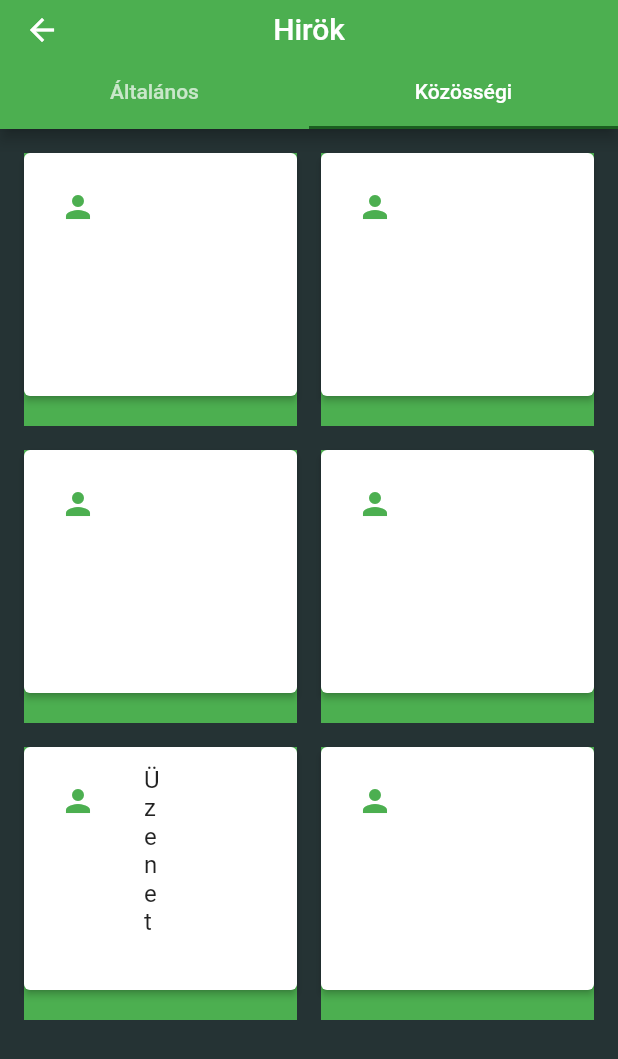
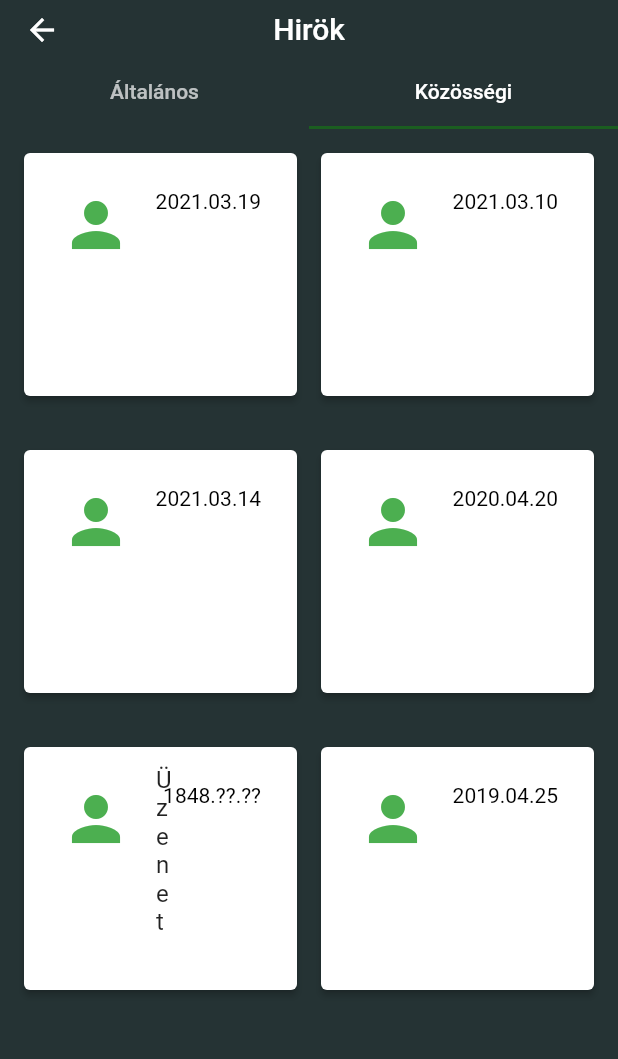
Before and after one commit to FutureCity-greenpeas/dugnad, a Flutter app: the News screen opened directly, tab 2 chosen, on a phone screen of 412 x 824 dp. Shown: the top 1059 px of the screen. Run offline on Flutter 3.47's test engine with Material 2 defaults, Android fonts, the phone set to English and light mode, and no system bars; our stand-ins replace hexcolor.

Commit message:
community news update

```diff
--- a/dugnad/lib/Home.dart
+++ b/dugnad/lib/Home.dart
@@ -188,7 +188,7 @@ class HomeScreen extends StatelessWidget {
                                                             fontSize: 16),
                                                       ),
                                                       Text(
-                                                        "A havi közösségi\ntevékenységgel kapcsolatos\nlegújabb információk\nelérhetővé váltak.\nReméljük sokatokkal\ntalálkozunk",
+                                                        "A havi közösségi\ntevékenységgel \nkapcsolatos\nlegújabb információk\nelérhetővé váltak.\nReméljük sokatokkal\ntalálkozunk",
                                                         style: TextStyle(
                                                             fontWeight:
                                                                 FontWeight
--- a/dugnad/lib/main.dart
+++ b/dugnad/lib/main.dart
@@ -17,6 +17,9 @@ class MyApp extends StatelessWidget {
           //fontFamily: 'Alegreya',
           textTheme: TextTheme(
             bodyText2: TextStyle(color: Colors.white),
+          ),
+          appBarTheme: AppBarTheme(
+            backgroundColor: HexColor("253334"),
           ),
           iconTheme: IconThemeData(color: Colors.white),
           scaffoldBackgroundColor: HexColor("253334")),
--- a/dugnad/lib/news/listCard.dart
+++ b/dugnad/lib/news/listCard.dart
@@ -11,10 +11,14 @@ Widget listcard(ListItem item) {
         leading: Icon(
           Icons.person,
           color: Colors.green,
+          size: 48.0,
         ),
         title: Text(item.title),
         subtitle: Text(item.author),
-        trailing: Text(item.date),
+        trailing: Text(
+          item.date,
+          style: TextStyle(color: Colors.black),
+        ),
       ),
     ),
   );
--- a/dugnad/lib/news/news.dart
+++ b/dugnad/lib/news/news.dart
@@ -75,6 +75,7 @@ class _NewsState extends State<News> with SingleTickerProviderStateMixin {
   Widget build(BuildContext context) {
     return Scaffold(
         appBar: AppBar(
+          elevation: 0.0,
           title: Text("Hirök"),
           centerTitle: true,
           bottom: PreferredSize(
@@ -101,9 +102,8 @@ class _NewsState extends State<News> with SingleTickerProviderStateMixin {
                   crossAxisCount: 2,
                   children: List.generate(6, (index) {
                     return Padding(
-                      padding: const EdgeInsets.all(8.0),
+                      padding: EdgeInsets.all(8.0),
                       child: Container(
-                        color: Colors.green,
                         child: Center(
                           child: listcard(listTiles[index]),
                         ),
--- a/dugnad/lib/news/newsRow.dart
+++ b/dugnad/lib/news/newsRow.dart
@@ -23,7 +23,7 @@ class NewsRow extends StatelessWidget {
                 children: <Widget>[
                   Expanded(
                     flex: 3,
-                    child: new AspectRatio(
+                    child: AspectRatio(
                       aspectRatio: 100 / 30,
                       child: Container(
                         child: ListTile(
```
